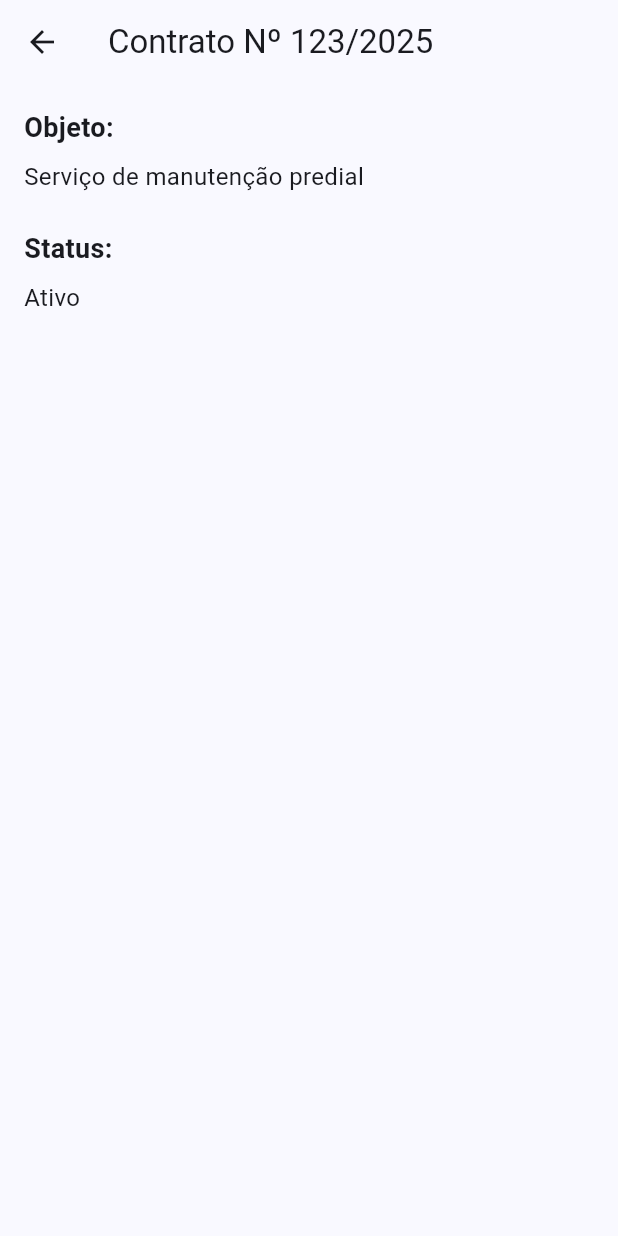
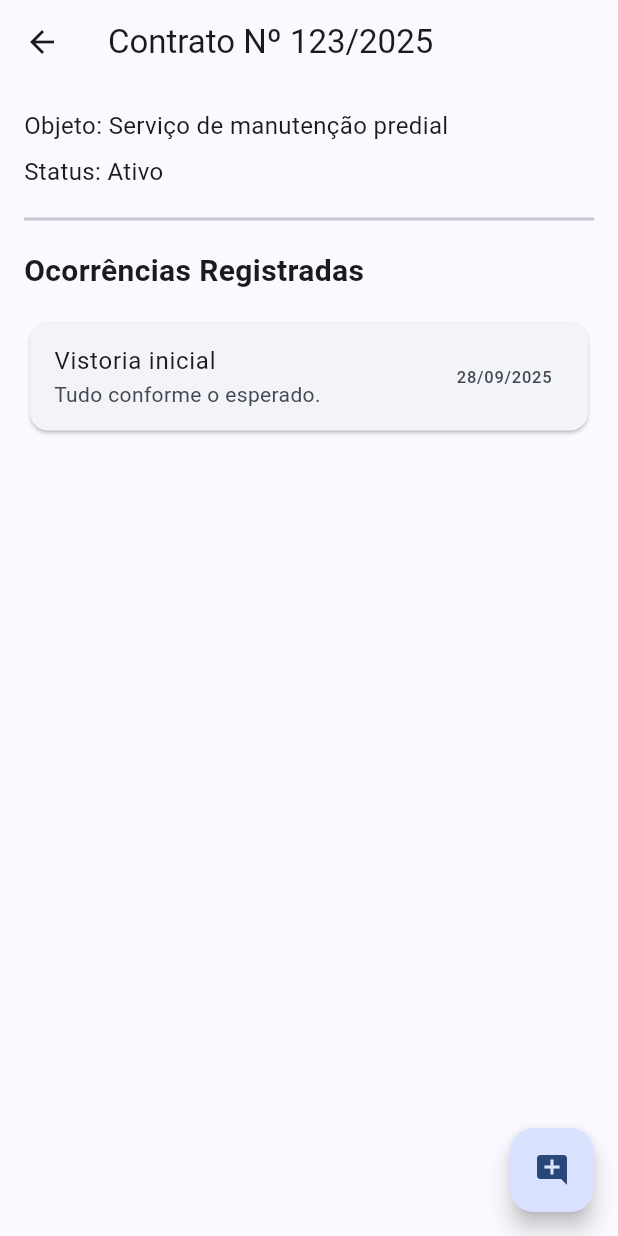
Before and after one commit to andlybras/orquestra_contratos_gestao_fiscalizacao, a Flutter app: the screen it shows after launch, after a tap on "Contrato Nº 123/2025", on a phone screen of 412 x 824 dp. Run offline on Flutter 3.47's test engine with Material 3 defaults, Android fonts, the light colour scheme and no system bars.

Commit message:
feat: Implementa visualização e adição de ocorrências na tela de detalhes

```diff
--- a/lib/screens/contract_detail_screen.dart
+++ b/lib/screens/contract_detail_screen.dart
@@ -1,56 +1,90 @@
 import 'package:flutter/material.dart';
+import 'package:orquestra_contratos_gestao_fiscalizacao/screens/add_occurrence_screen.dart';
 
-class ContractDetailScreen extends StatelessWidget {
-  // 1. A tela declara que precisa receber um 'Map' de contrato para funcionar.
-  final Map<String, String> contrato;
+class ContractDetailScreen extends StatefulWidget {
+  // O construtor ainda recebe o Map do contrato
+  final Map<String, dynamic> contrato;
 
-  // 2. O construtor exige que o 'contrato' seja passado ao criar a tela.
   const ContractDetailScreen({
     super.key,
     required this.contrato,
   });
 
   @override
+  State<ContractDetailScreen> createState() => _ContractDetailScreenState();
+}
+
+class _ContractDetailScreenState extends State<ContractDetailScreen> {
+  // A lista de ocorrências agora é uma variável de estado
+  late List<Map<String, String>> _ocorrencias;
+
+  @override
+  void initState() {
+    super.initState();
+    // Inicializamos a lista de ocorrências com os dados recebidos do contrato
+    // Usamos `List.from` para criar uma cópia modificável da lista.
+    _ocorrencias = List.from(widget.contrato['ocorrencias']);
+  }
+
+  @override
   Widget build(BuildContext context) {
     return Scaffold(
       appBar: AppBar(
-        // 3. O título da tela usa o dado recebido do contrato.
-        title: Text(contrato['numero']!),
+        title: Text(widget.contrato['numero']!),
       ),
-      // 4. Exibimos os detalhes do contrato no corpo da tela.
       body: Padding(
         padding: const EdgeInsets.all(16.0),
         child: Column(
-          crossAxisAlignment: CrossAxisAlignment.start, // Alinha o texto à esquerda
+          crossAxisAlignment: CrossAxisAlignment.start,
           children: [
+            // ... (informações do contrato que já tínhamos)
+            Text('Objeto: ${widget.contrato['objeto']!}', style: TextStyle(fontSize: 16)),
+            const SizedBox(height: 8),
+            Text('Status: ${widget.contrato['status']!}', style: TextStyle(fontSize: 16)),
+            const Divider(height: 40, thickness: 2),
+
+            // Título para a lista de ocorrências
             Text(
-              'Objeto:',
-              style: TextStyle(
-                fontWeight: FontWeight.bold,
-                fontSize: 18,
+              'Ocorrências Registradas',
+              style: TextStyle(fontWeight: FontWeight.bold, fontSize: 20),
+            ),
+            const SizedBox(height: 16),
+
+            // Lista de ocorrências
+            Expanded(
+              child: ListView.builder(
+                itemCount: _ocorrencias.length,
+                itemBuilder: (context, index) {
+                  final ocorrencia = _ocorrencias[index];
+                  return Card(
+                    child: ListTile(
+                      title: Text(ocorrencia['titulo']!),
+                      subtitle: Text(ocorrencia['descricao']!),
+                      trailing: Text(ocorrencia['data']!),
+                    ),
+                  );
+                },
               ),
-            ),
-            const SizedBox(height: 8),
-            Text(
-              contrato['objeto']!,
-              style: TextStyle(fontSize: 16),
-            ),
-            const SizedBox(height: 24),
-            Text(
-              'Status:',
-              style: TextStyle(
-                fontWeight: FontWeight.bold,
-                fontSize: 18,
-              ),
-            ),
-            const SizedBox(height: 8),
-            Text(
-              contrato['status']!,
-              style: TextStyle(fontSize: 16),
             ),
           ],
         ),
       ),
+      // Botão para adicionar uma nova ocorrência
+      floatingActionButton: FloatingActionButton(
+        onPressed: () async {
+          final novaOcorrencia = await Navigator.push(
+            context,
+            MaterialPageRoute(builder: (context) => const AddOccurrenceScreen()),
+          );
+
+          if (novaOcorrencia != null) {
+            setState(() {
+              _ocorrencias.add(novaOcorrencia);
+            });
+          }
+        },
+        child: const Icon(Icons.add_comment),
+      ),
     );
   }
 }
--- a/lib/screens/home_screen.dart
+++ b/lib/screens/home_screen.dart
@@ -12,21 +12,32 @@ class HomeScreen extends StatefulWidget {
 
 class _HomeScreenState extends State<HomeScreen> {
   // 2. A lista de contratos agora faz parte do Estado, para que possa ser modificada.
-  final List<Map<String, String>> _listaDeContratos = [
+   // Usamos List<Map<String, dynamic>> para permitir diferentes tipos de dados.
+  final List<Map<String, dynamic>> _listaDeContratos = [
     {
       'numero': 'Contrato Nº 123/2025',
       'objeto': 'Serviço de manutenção predial',
       'status': 'Ativo',
+      // Cada contrato agora tem sua própria lista de ocorrências.
+      'ocorrencias': [
+        {
+          'titulo': 'Vistoria inicial',
+          'descricao': 'Tudo conforme o esperado.',
+          'data': '28/09/2025',
+        },
+      ],
     },
     {
       'numero': 'Contrato Nº 456/2025',
       'objeto': 'Aquisição de equipamentos de TI',
       'status': 'Ativo',
+      'ocorrencias': [], // Este contrato ainda não tem ocorrências.
     },
     {
       'numero': 'Contrato Nº 789/2024',
       'objeto': 'Fornecimento de material de expediente',
       'status': 'Encerrado',
+      'ocorrencias': [],
     },
   ];
 
```
Also changed, not shown: lib/screens/add_occurrence_screen.dart (added, +82 -0 lines).
